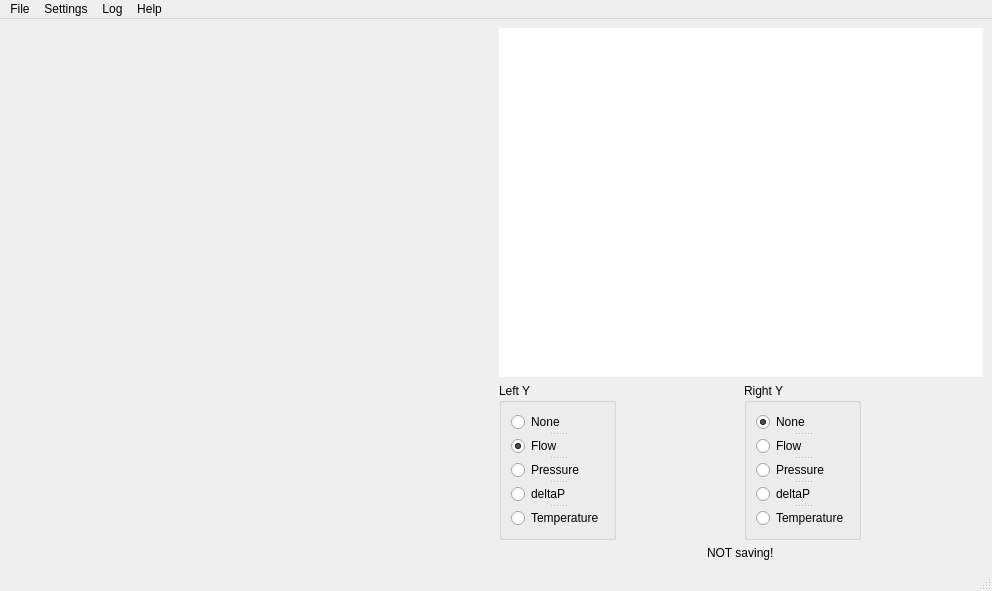
Above: mainwindow.ui from TUT-Aerosol/flowLogger before the change. Below: the same form after it.
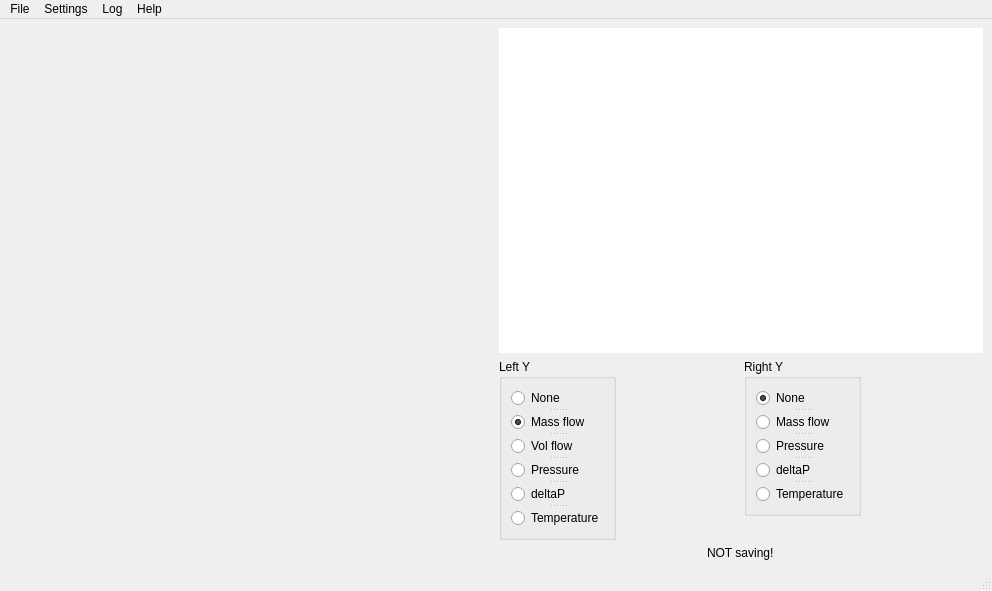
That is the form after the change. Custom widgets are drawn as their Qt base class.

Patch:
```diff
--- a/mainwindow.ui
+++ b/mainwindow.ui
@@ -105,12 +105,17 @@
                </widget>
                <widget class="QRadioButton" name="rbFlowLeft">
                 <property name="text">
-                 <string>Flow</string>
+                 <string>Mass flow</string>
                 </property>
                 <property name="checked">
                  <bool>true</bool>
                 </property>
                </widget>
+               <widget class="QRadioButton" name="rbVolFlowLeft">
+                <property name="text">
+                 <string>Vol flow</string>
+                </property>
+               </widget>
                <widget class="QRadioButton" name="rbPressureLeft">
                 <property name="text">
                  <string>Pressure</string>
@@ -161,7 +166,7 @@
                </widget>
                <widget class="QRadioButton" name="rbFlowRight">
                 <property name="text">
-                 <string>Flow</string>
+                 <string>Mass flow</string>
                 </property>
                 <property name="checked">
                  <bool>false</bool>
```
